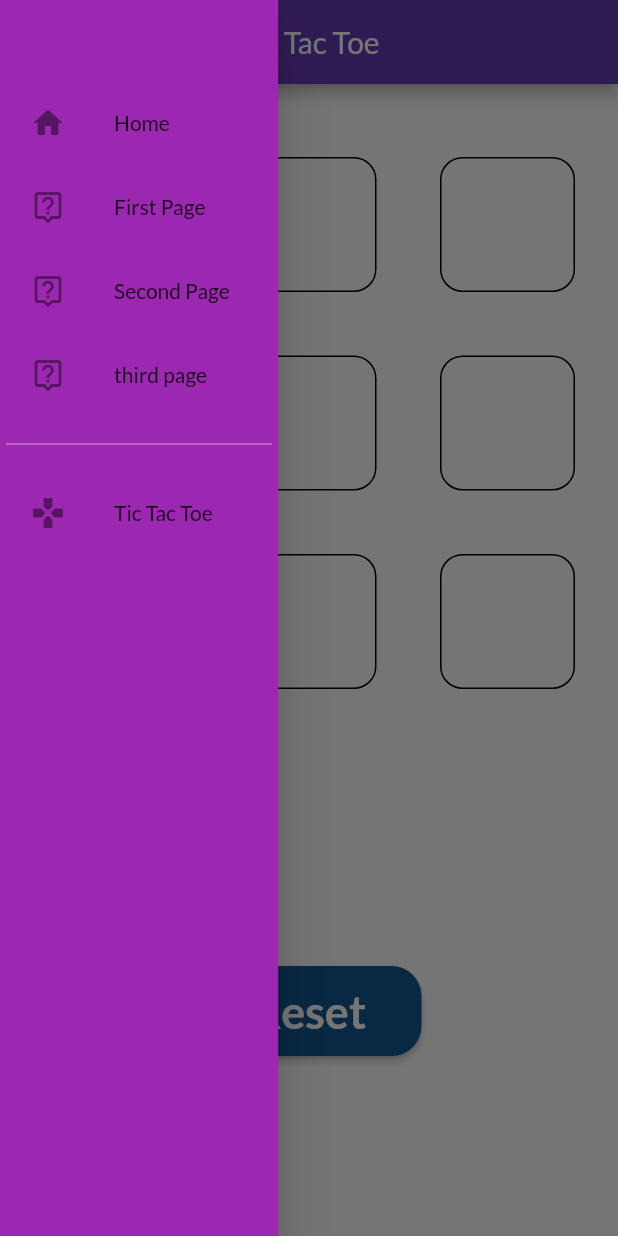
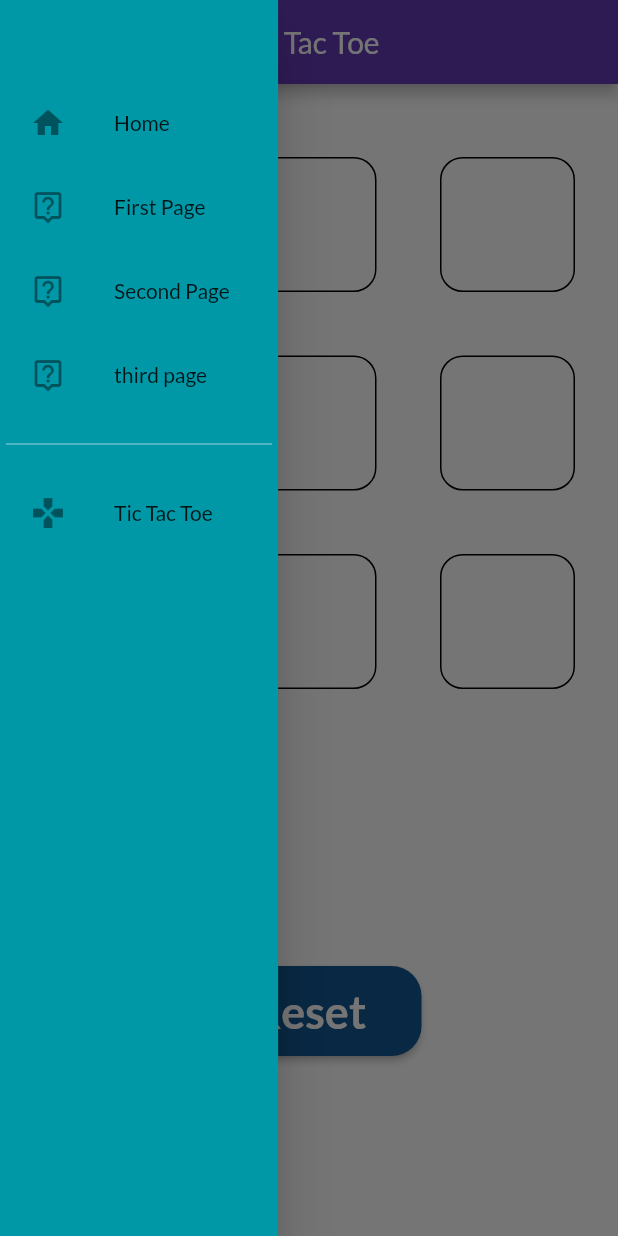
Before and after one commit to EDR3X/myApp, a Flutter app: the HomePage screen opened directly, with the side drawer open, on a phone screen of 412 x 824 dp. Run offline on Flutter 3.47's test engine with Material 2 defaults, Android fonts, the phone set to English and light mode, and no system bars; our stand-ins replace google_fonts; missing offline and left inert: dart:ffi.

Commit message:
no idea what

```diff
--- a/lib/myDrawer.dart
+++ b/lib/myDrawer.dart
@@ -18,7 +18,7 @@ class _myDrawerState extends State<myDrawer> {
     return SizedBox(
       width: MediaQuery.of(context).size.width * 0.45,
       child: Drawer(
-        backgroundColor: Colors.purple,
+        backgroundColor: Colors.cyan.shade700,
         child: Padding(
           padding: const EdgeInsets.all(4.0),
           child: ListView(
```
Also changed, not shown: pubspec.lock, 1 other file.
